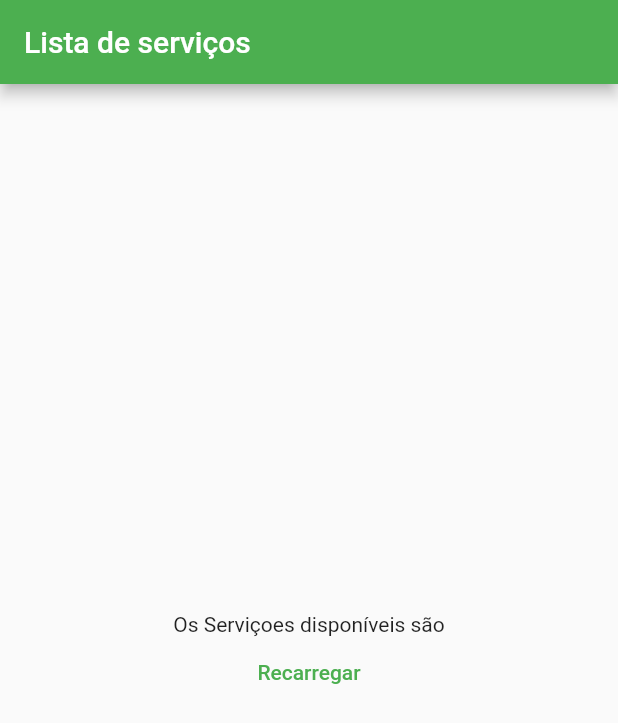
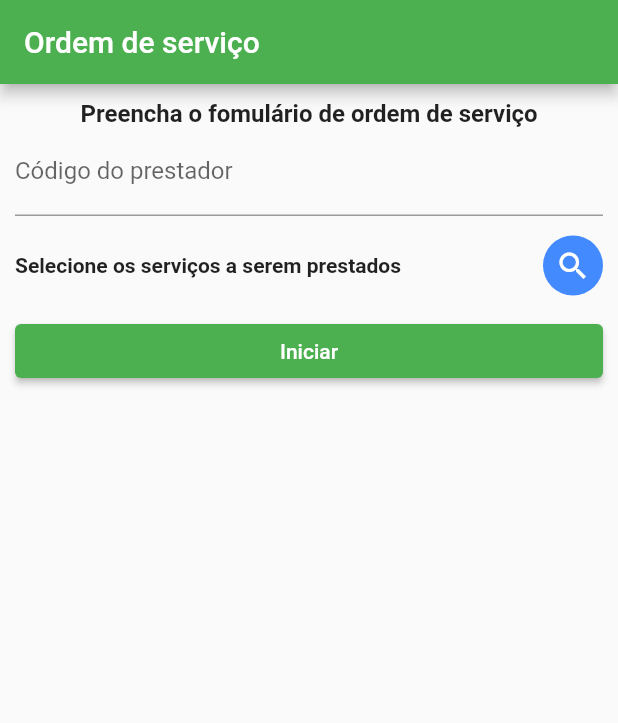
Before and after one commit to andersmarques/FiapProjetoFase3App, a Flutter app: the screen it shows after launch, on a phone screen of 412 x 824 dp. Shown: the top 723 px of the screen. Run offline on Flutter 3.47's test engine with Material 2 defaults, Android fonts, the phone set to English and light mode, and no system bars; our stand-ins replace geolocator, get.

Commit message:
Ultima aula

```diff
--- a/lib/main.dart
+++ b/lib/main.dart
@@ -1,5 +1,7 @@
 import 'package:abctechapp/pages/home_bind.dart';
 import 'package:abctechapp/pages/home_page.dart';
+import 'package:abctechapp/pages/order_bind.dart';
+import 'package:abctechapp/pages/order_page.dart';
 import 'package:abctechapp/provider/assist_provider.dart';
 import 'package:abctechapp/services/assist_service.dart';
 import 'package:flutter/material.dart';
@@ -26,7 +28,8 @@ class MyApp extends StatelessWidget {
         primarySwatch: Colors.green
       ),
       getPages: [
-        GetPage(name: '/', page: () => const HomePage(), binding: HomeBind())
+        GetPage(name: '/', page: () => const OrderPage(), binding: OrderBind()),
+        GetPage(name: '/assists', page: () => const HomePage(), binding: HomeBind())
       ],
     );
   }
--- /dev/null
+++ b/lib/model/order.dart
@@ -0,0 +1,27 @@
+// ignore_for_file: public_member_api_docs, sort_constructors_first
+import 'dart:convert';
+
+import 'package:abctechapp/model/order_location.dart';
+
+class Order {
+  int operatorId = 0;
+  List<int> assists = [];
+  OrderLocation? start;
+  OrderLocation? end;
+  Order(
+      {required this.operatorId,
+      required this.assists,
+      required this.start,
+      required this.end});
+
+  Map<String, dynamic> toMap() {
+    return <String, dynamic>{
+      'operatorId': operatorId,
+      'assists': assists,
+      'start': start?.toMap(),
+      'end': end?.toMap()
+    };
+  }
+
+  String toJson() => json.encode(toMap());
+}
--- /dev/null
+++ b/lib/model/order_created.dart
@@ -0,0 +1,6 @@
+class OrderCreated {
+  late bool success;
+  late String message;
+
+  OrderCreated(this.success, this.message);
+}
--- /dev/null
+++ b/lib/model/order_location.dart
@@ -0,0 +1,63 @@
+// ignore_for_file: public_member_api_docs, sort_constructors_first
+import 'dart:convert';
+
+class OrderLocation {
+  double latitude;
+  double longitude;
+  DateTime dateTime;
+  OrderLocation({
+    required this.latitude,
+    required this.longitude,
+    required this.dateTime,
+  });
+
+  OrderLocation copyWith({
+    double? latitude,
+    double? longitude,
+    DateTime? dateTime,
+  }) {
+    return OrderLocation(
+      latitude: latitude ?? this.latitude,
+      longitude: longitude ?? this.longitude,
+      dateTime: dateTime ?? this.dateTime,
+    );
+  }
+
+  Map<String, dynamic> toMap() {
+    return <String, dynamic>{
+      'latitude': latitude,
+      'longitude': longitude,
+      'dateTime': dateTime.millisecondsSinceEpoch,
+    };
+  }
+
+  factory OrderLocation.fromMap(Map<String, dynamic> map) {
+    return OrderLocation(
+      latitude: map['latitude'] as double,
+      longitude: map['longitude'] as double,
+      dateTime: DateTime.fromMillisecondsSinceEpoch(map['dateTime'] as int),
+    );
+  }
+
+  String toJson() => json.encode(toMap());
+
+  factory OrderLocation.fromJson(String source) =>
+      OrderLocation.fromMap(json.decode(source) as Map<String, dynamic>);
+
+  @override
+  String toString() =>
+      'OrderLocation(latitude: $latitude, longitude: $longitude, dateTime: $dateTime)';
+
+  @override
+  bool operator ==(covariant OrderLocation other) {
+    if (identical(this, other)) return true;
+
+    return other.latitude == latitude &&
+        other.longitude == longitude &&
+        other.dateTime == dateTime;
+  }
+
+  @override
+  int get hashCode =>
+      latitude.hashCode ^ longitude.hashCode ^ dateTime.hashCode;
+}
--- /dev/null
+++ b/lib/pages/order_page.dart
@@ -0,0 +1,99 @@
+import 'package:abctechapp/controller/order_controller.dart';
+import 'package:abctechapp/model/assist.dart';
+import 'package:flutter/material.dart';
+import 'package:flutter/services.dart';
+import 'package:get/get_state_manager/get_state_manager.dart';
+
+class OrderPage extends GetView<OrderController> {
+  const OrderPage({Key? key}) : super(key: key);
+
+  Widget renderAssists(List<Assist> assists) {
+    return ListView.builder(
+        shrinkWrap: true,
+        itemCount: assists.length,
+        itemBuilder: (context, index) =>
+            ListTile(title: Text(assists[index].name)));
+  }
+
+  Widget buildForm(BuildContext context) {
+    return SingleChildScrollView(
+      child: Form(
+        key: controller.formKey,
+        child: Column(
+          mainAxisAlignment: MainAxisAlignment.center,
+          children: <Widget>[
+            Row(children: const [
+              Expanded(
+                  child: Text(
+                'Preencha o fomulário de ordem de serviço',
+                textAlign: TextAlign.center,
+                style: TextStyle(fontSize: 16.0, fontWeight: FontWeight.bold),
+              ))
+            ]),
+            TextFormField(
+              controller: controller.operatorIdController,
+              inputFormatters: [FilteringTextInputFormatter.digitsOnly],
+              keyboardType: TextInputType.number,
+              decoration:
+                  const InputDecoration(labelText: "Código do prestador"),
+              textAlign: TextAlign.center,
+            ),
+            Row(children: [
+              const Expanded(
+                  child: Padding(
+                      padding: EdgeInsets.only(top: 25, bottom: 25),
+                      child: Text(
+                        'Selecione os serviços a serem prestados',
+                        textAlign: TextAlign.left,
+                        style: TextStyle(
+                            fontSize: 14.0, fontWeight: FontWeight.bold),
+                      ))),
+              Ink(
+                  decoration: const ShapeDecoration(
+                      shape: CircleBorder(), color: Colors.blueAccent),
+                  child: IconButton(
+                      icon: const Icon(
+                        Icons.search,
+                        color: Colors.white,
+                      ),
+                      onPressed: () => controller.editAssists()),
+                  width: 40,
+                  height: 40)
+            ]),
+            Obx(
+              () => renderAssists(controller.selectedAssists),
+            ),
+            Row(children: [
+              Expanded(
+                  child: ElevatedButton(
+                      onPressed: () => controller.finishStartOrder(),
+                      child: Obx(
+                        () {
+                          if (controller.screenState.value ==
+                              OrderState.creating) {
+                            return const Text("Iniciar");
+                          } else {
+                            return const Text("Finalizar");
+                          }
+                        },
+                      )))
+            ]),
+          ],
+        ),
+      ),
+    );
+  }
+
+  @override
+  Widget build(BuildContext context) {
+    return Scaffold(
+        appBar: AppBar(
+          title: const Text("Ordem de serviço"),
+        ),
+        body: Container(
+            constraints: const BoxConstraints.expand(),
+            padding: const EdgeInsets.all(10.0),
+            child: controller.obx((state) => buildForm(context),
+                onLoading: const Center(child: CircularProgressIndicator()))));
+  }
+}
```
Also changed, not shown: lib/controller/assist_controller.dart (+41 -6 lines), lib/controller/order_controller.dart (added, +95 -0 lines), lib/pages/home_page.dart (+23 -17 lines), lib/pages/order_bind.dart (added, +13 -0 lines), lib/provider/order_provider.dart (added, +13 -0 lines), lib/services/geolocation_service.dart (added, +75 -0 lines), lib/services/order_service.dart (added, +29 -0 lines), 1 other file.
